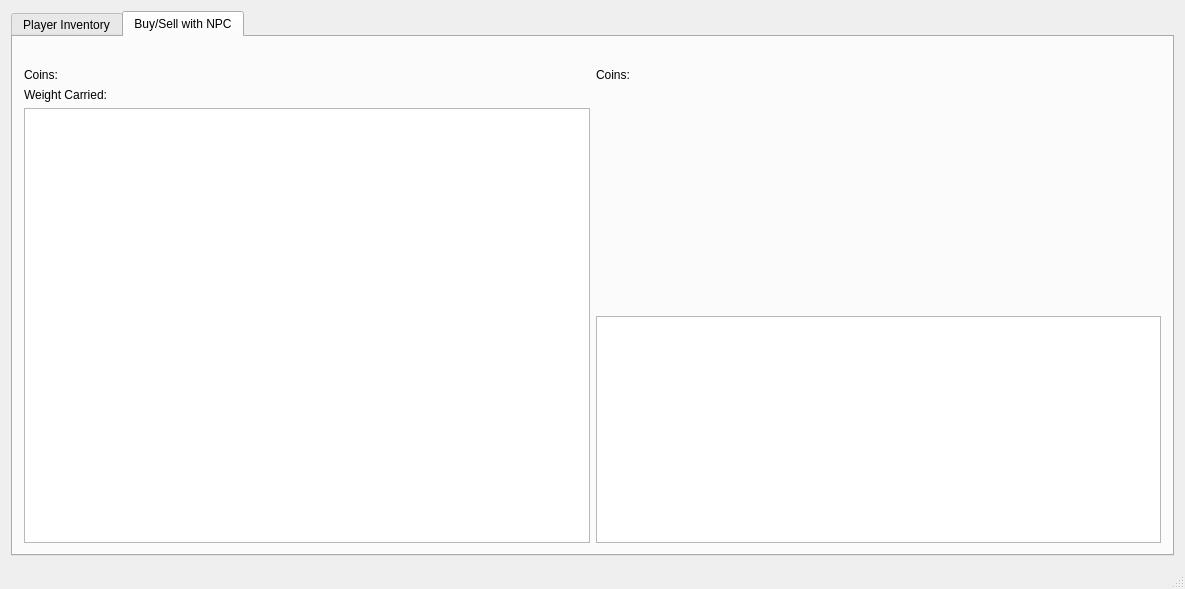
Before: the Qt Designer form QtProject/mainwindow.ui in Numbstrike/455, drawn with Qt 5.
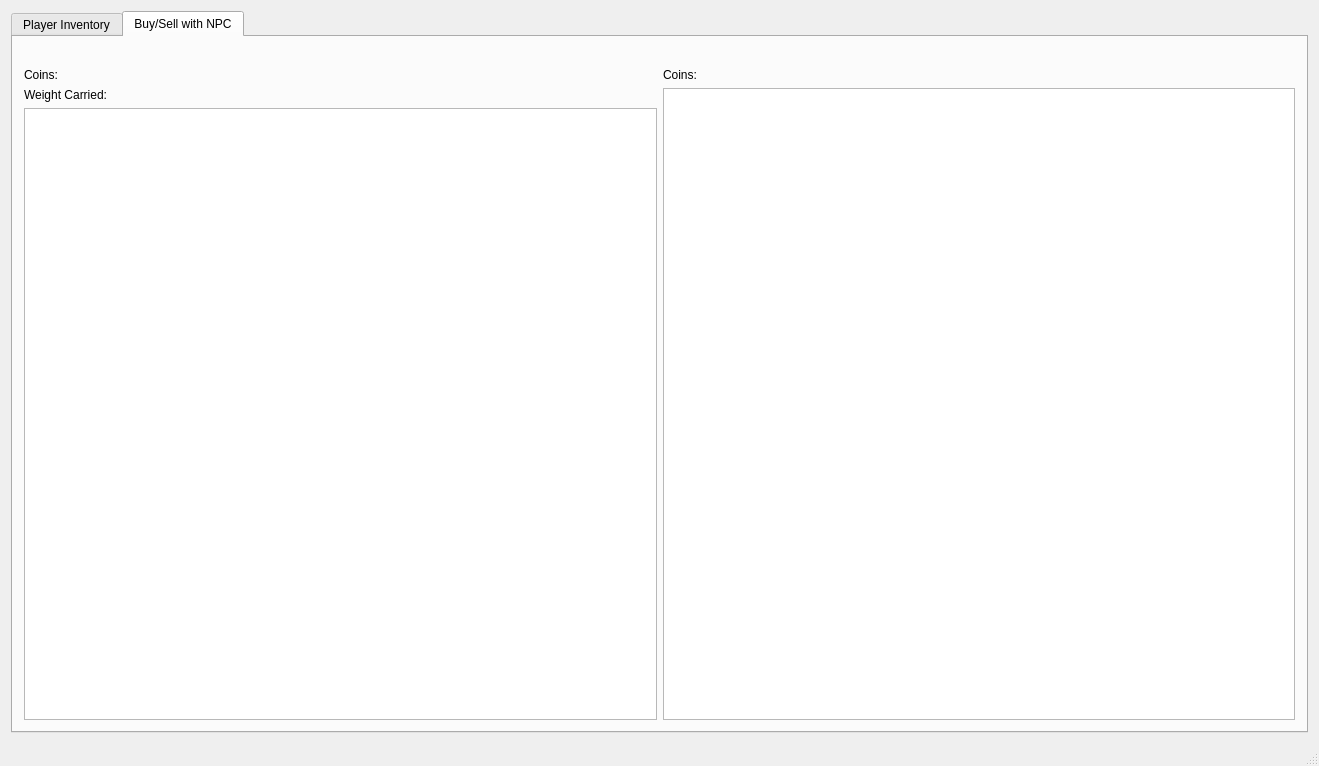
After: the same form once the commit is applied. The open tabs and pages were chosen to show the change.

The edit to the form file:
```diff
--- a/QtProject/mainwindow.ui
+++ b/QtProject/mainwindow.ui
@@ -6,8 +6,8 @@
    <rect>
     <x>0</x>
     <y>0</y>
-    <width>1185</width>
-    <height>589</height>
+    <width>1319</width>
+    <height>766</height>
    </rect>
   </property>
   <property name="windowTitle">
@@ -307,20 +307,7 @@
            </widget>
           </item>
           <item>
-           <spacer name="verticalSpacer_2">
-            <property name="orientation">
-             <enum>Qt::Vertical</enum>
-            </property>
-            <property name="sizeHint" stdset="0">
-             <size>
-              <width>20</width>
-              <height>40</height>
-             </size>
-            </property>
-           </spacer>
-          </item>
-          <item>
-           <widget class="QTableView" name="tableView_2"/>
+           <widget class="QTableView" name="npcInvTableView_buySell"/>
           </item>
          </layout>
         </item>
```
Left out of the diff: 14 changed lines with no effect on the pictures.
